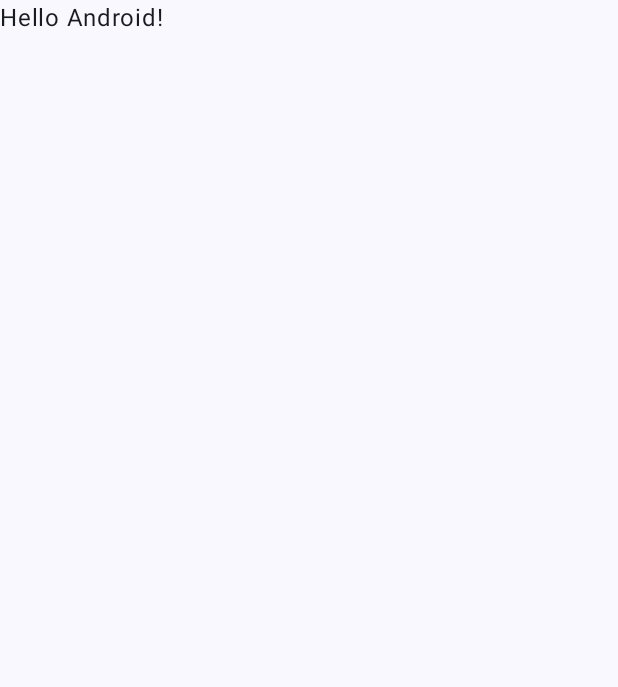
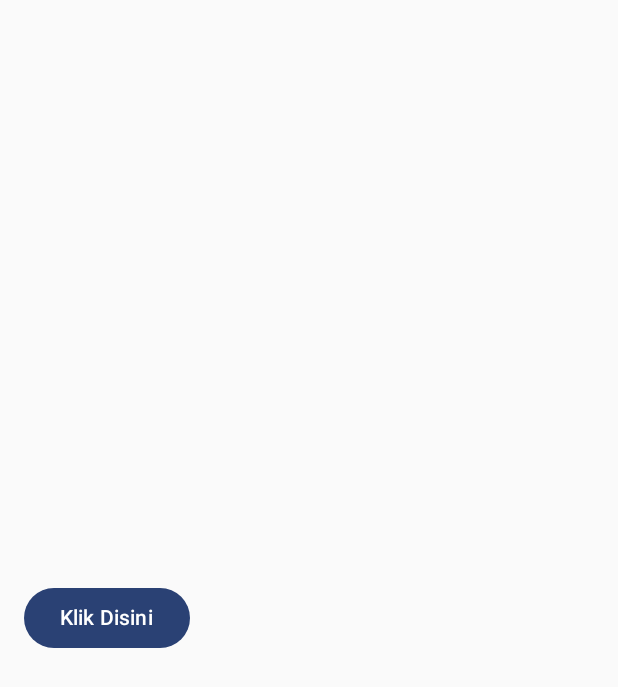
Before and after one commit to JuliaRistyaningrum/Proyek-Android-Sederhana, an Android app built with Jetpack Compose: the screen it shows after launch (MainActivity), on a phone screen of 412 x 824 dp. Before the commit the part shown is almost empty. Shown: the top 687 px of the screen. Run offline under Robolectric (Android 15) with nearby library versions, the phone set to English and light mode, and no system bars.

Commit message:
Penambahan button toast

```diff
--- a/app/src/main/java/com/example/proyeksederhana/MainActivity.kt
+++ b/app/src/main/java/com/example/proyeksederhana/MainActivity.kt
@@ -1,47 +1,50 @@
 package com.example.proyeksederhana
 
 import android.os.Bundle
+import android.widget.Toast
 import androidx.activity.ComponentActivity
 import androidx.activity.compose.setContent
-import androidx.activity.enableEdgeToEdge
-import androidx.compose.foundation.layout.fillMaxSize
-import androidx.compose.foundation.layout.padding
-import androidx.compose.material3.Scaffold
-import androidx.compose.material3.Text
+import androidx.compose.foundation.layout.*
+import androidx.compose.material3.*
 import androidx.compose.runtime.Composable
 import androidx.compose.ui.Modifier
+import androidx.compose.ui.platform.LocalContext
 import androidx.compose.ui.tooling.preview.Preview
+import androidx.compose.ui.unit.dp
 import com.example.proyeksederhana.ui.theme.ProyekSederhanaTheme
 
 class MainActivity : ComponentActivity() {
     override fun onCreate(savedInstanceState: Bundle?) {
         super.onCreate(savedInstanceState)
-        enableEdgeToEdge()
         setContent {
             ProyekSederhanaTheme {
-                Scaffold(modifier = Modifier.fillMaxSize()) { innerPadding ->
-                    Greeting(
-                        name = "Android",
-                        modifier = Modifier.padding(innerPadding)
-                    )
-                }
+                MyScreen()
             }
         }
     }
 }
 
 @Composable
-fun Greeting(name: String, modifier: Modifier = Modifier) {
-    Text(
-        text = "Hello $name!",
-        modifier = modifier
-    )
+fun MyScreen() {
+    val context = LocalContext.current
+    Column(
+        modifier = Modifier
+            .fillMaxSize()
+            .padding(16.dp),
+        verticalArrangement = Arrangement.Center
+    ) {
+        Button(onClick = {
+            Toast.makeText(context, "Selamat datang di Android", Toast.LENGTH_SHORT).show()
+        }) {
+            Text(text = "Klik Disini")
+        }
+    }
 }
 
 @Preview(showBackground = true)
 @Composable
-fun GreetingPreview() {
+fun PreviewMyScreen() {
     ProyekSederhanaTheme {
-        Greeting("Android")
+        MyScreen()
     }
 }
```
Also changed, not shown: app/src/main/res/layout/activity_main.xml (added, +16 -0 lines).
